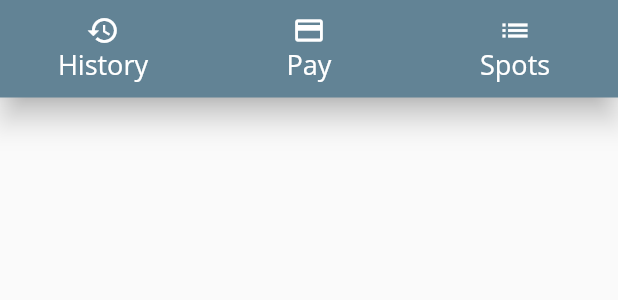
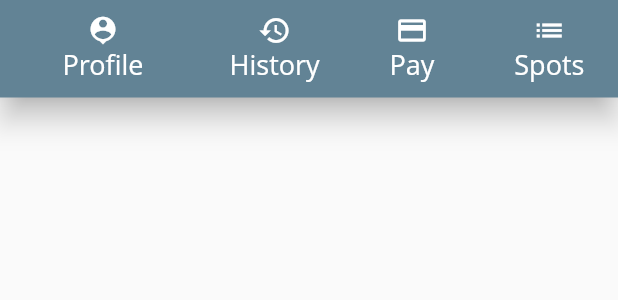
Before and after one commit to stefan-chivu/smartpark, a Flutter app: the CustomNavBar widget shown alone on an empty page, opened directly, on a phone screen of 412 x 824 dp. Shown: the top 300 px of the screen. Run offline on Flutter 3.47's test engine with Material 2 defaults, Android fonts, the phone set to English and light mode, and no system bars; our stand-ins replace dio, firebase_auth, firebase_core, flutter_riverpod, geocoding, google_maps_flutter and 2 more; missing offline and left inert: flutter_polyline_points, mysql_client; accounts and stored records are empty; generated files the repository leaves out were written again; network calls fail.

Commit message:
Added user profile page

```diff
--- a/easy_park/lib/main.dart
+++ b/easy_park/lib/main.dart
@@ -1,4 +1,5 @@
 import 'package:easy_park/screens/auth/login_page.dart';
+import 'package:easy_park/screens/auth/profile.dart';
 import 'package:easy_park/screens/auth/register_page.dart';
 import 'package:easy_park/screens/error.dart';
 import 'package:easy_park/screens/sensor/add_sensor.dart';
@@ -43,6 +44,7 @@ class MyApp extends StatelessWidget {
           '/login': (context) => const LoginPage(),
           '/register': (context) => const RegisterPage(),
           '/add-sensor': (context) => const AddSensor(),
+          '/profile': (context) => const ProfilePage(),
           '/spot-list': (context) => const ParkingSpotList(),
         });
   }
--- a/easy_park/lib/ui_components/custom_nav_bar.dart
+++ b/easy_park/lib/ui_components/custom_nav_bar.dart
@@ -19,13 +19,29 @@ class CustomNavBar extends StatelessWidget {
       selectedItemColor: Colors.white,
       unselectedItemColor: Colors.white,
       items: const [
-        BottomNavigationBarItem(icon: Icon(Icons.history), label: "History"),
-        BottomNavigationBarItem(icon: Icon(Icons.payment), label: "Pay"),
-        BottomNavigationBarItem(icon: Icon(Icons.list), label: "Spots")
+        BottomNavigationBarItem(
+            icon: Icon(Icons.person_pin),
+            label: "Profile",
+            backgroundColor: AppColors.slateGray),
+        BottomNavigationBarItem(
+            icon: Icon(Icons.history),
+            label: "History",
+            backgroundColor: AppColors.slateGray),
+        BottomNavigationBarItem(
+            icon: Icon(Icons.payment),
+            label: "Pay",
+            backgroundColor: AppColors.slateGray),
+        BottomNavigationBarItem(
+            icon: Icon(Icons.list),
+            label: "Spots",
+            backgroundColor: AppColors.slateGray)
       ],
       onTap: ((index) {
         switch (index) {
           case 0:
+            Navigator.pushNamed(context, '/profile');
+            break;
+          case 1:
             showDialog(
               context: context,
               builder: (BuildContext context) => AlertDialog(
@@ -41,7 +57,7 @@ class CustomNavBar extends StatelessWidget {
               ),
             );
             break;
-          case 1:
+          case 2:
             showDialog(
               context: context,
               builder: (BuildContext context) => AlertDialog(
@@ -57,7 +73,7 @@ class CustomNavBar extends StatelessWidget {
               ),
             );
             break;
-          case 2:
+          case 3:
             Navigator.pushNamed(
               context,
               '/spot-list',
--- a/easy_park/lib/ui_components/ui_specs.dart
+++ b/easy_park/lib/ui_components/ui_specs.dart
@@ -25,4 +25,6 @@ class AppMargins {
   static const double S = 12;
   static const double M = 20;
   static const double L = 50;
+  static const double XL = 70;
+  static const double XXL = 100;
 }
```
Also changed, not shown: easy_park/lib/screens/auth/profile.dart (added, +57 -0 lines), easy_park/lib/ui_components/profile_picture.dart (added, +59 -0 lines).
